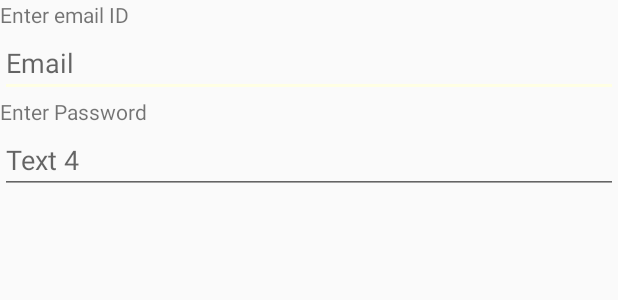
After one commit to Arnie09/GLaD_OS, an Android app: the layout alertlayout.xml on its own in the app's theme, with its tools: preview values and no code run, on a phone screen of 412 x 824 dp. The commit adds this screen. Shown: the top 300 px of the screen. Run offline under Robolectric (Android 15) with nearby library versions, the phone set to English and light mode, and no system bars.

Commit message:
added dialog for email and password input

```diff
--- /dev/null
+++ b/AndroidApp/GLaD_OS/app/src/main/res/layout/alertlayout.xml
@@ -0,0 +1,27 @@
+<?xml version="1.0" encoding="utf-8"?>
+<LinearLayout xmlns:android="http://schemas.android.com/apk/res/android"
+    android:orientation="vertical" android:layout_width="match_parent"
+    android:layout_height="match_parent">
+
+    <TextView
+        android:layout_width="match_parent"
+        android:layout_height="wrap_content"
+        android:text="Enter email ID" />
+
+    <EditText
+        android:layout_width="match_parent"
+        android:layout_height="wrap_content"
+        android:hint="Email"
+        android:id="@+id/Email" />
+
+    <TextView
+        android:layout_width="match_parent"
+        android:layout_height="wrap_content"
+        android:text="Enter Password" />
+
+    <EditText
+        android:layout_width="match_parent"
+        android:layout_height="wrap_content"
+        android:hint="Text 4"
+        android:id="@+id/Password" />
+</LinearLayout>
```
Also changed, not shown: AndroidApp/GLaD_OS/app/src/main/java/com/example/glad_os/MainActivity.java (+127 -23 lines), AndroidApp/GLaD_OS/app/src/main/res/layout/content_main.xml (+12 -0 lines), 5 other files.
